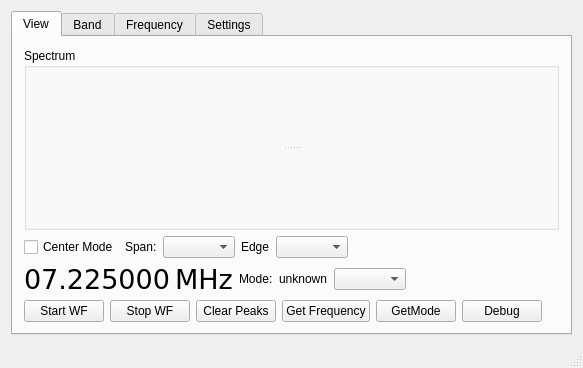
Qt form wfmain.ui (adecarolis/wfweb) before a commit.
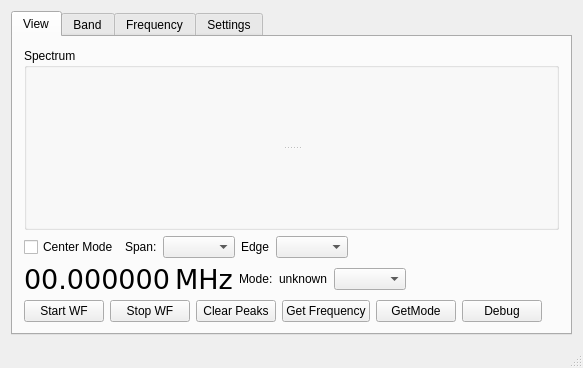
The same form after that commit. The open tabs and pages were chosen to show the change. Custom widgets are drawn as their Qt base class.

Commit message: Added command que to main window. Good for commands that need to happen in order and not immediately. Consider setting quicker timer.

Patch:
```diff
--- a/wfmain.ui
+++ b/wfmain.ui
@@ -113,7 +113,7 @@
              </font>
             </property>
             <property name="text">
-             <string>07.225000</string>
+             <string>00.000000</string>
             </property>
            </widget>
           </item>
```
Left out of the diff: 4 changed lines with no effect on the pictures. The commit also changes 2 other files.
